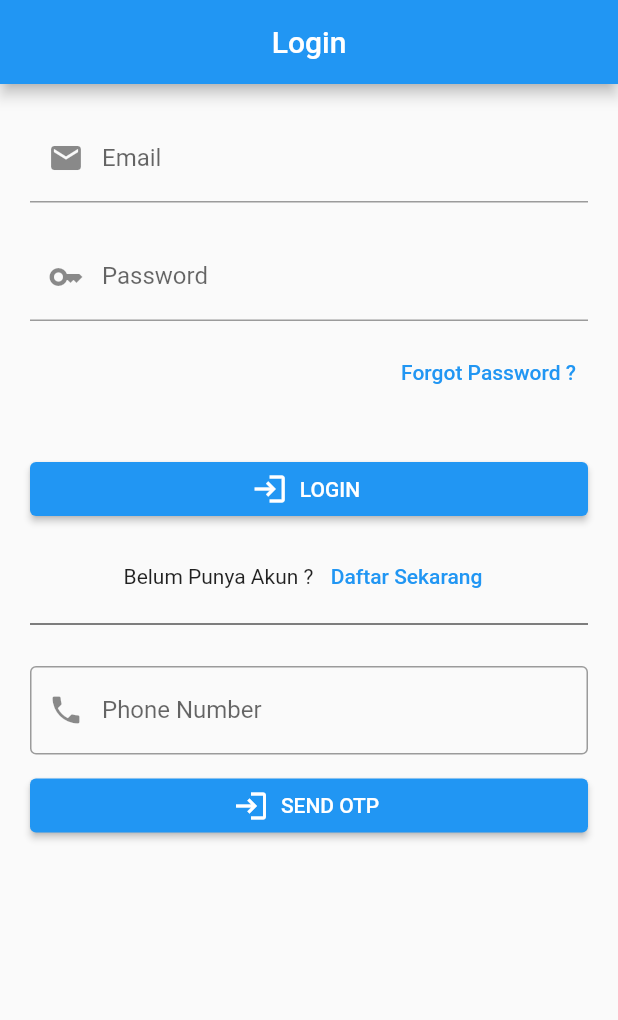
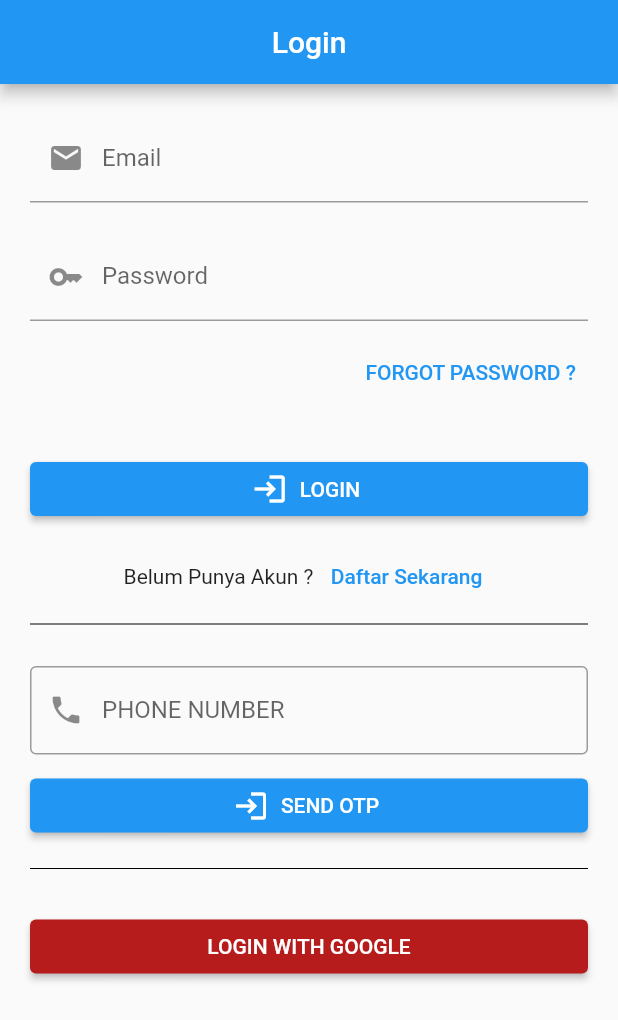
Before and after one commit to angular403/flutter-firebase-getx, a Flutter app: the screen it shows after launch, on a phone screen of 412 x 824 dp. Shown: the top 1020 px of the screen. Run offline on Flutter 3.47's test engine with Material 2 defaults, Android fonts, the light colour scheme and no system bars; our stand-ins replace firebase_auth, firebase_core, get, google_sign_in; accounts and stored records are empty.

Commit message:
add fitur login with google

```diff
--- a/lib/app/modules/login/controllers/login_controller.dart
+++ b/lib/app/modules/login/controllers/login_controller.dart
@@ -8,7 +8,7 @@ class LoginController extends GetxController {
 
   @override
   void onClose() {
-    // TODO: implement onClose
+
     emailC.dispose();
     passC.dispose();
     phoneC.dispose();
--- a/lib/app/modules/login/views/login_view.dart
+++ b/lib/app/modules/login/views/login_view.dart
@@ -49,7 +49,7 @@ class LoginView extends GetView<LoginController> {
                   Get.toNamed(Routes.RESET_PASSWORD);
                 },
                 child: Text(
-                  "Forgot Password ?",
+                  "FORGOT PASSWORD ?",
                 ),
               ),
             ),
@@ -82,7 +82,7 @@ class LoginView extends GetView<LoginController> {
               keyboardType: TextInputType.phone,
               textInputAction: TextInputAction.next,
               decoration: InputDecoration(
-                labelText: "Phone Number",
+                labelText: "PHONE NUMBER",
                 prefixIcon: Icon(Icons.phone),
                 border: OutlineInputBorder(),
               ),
@@ -95,6 +95,18 @@ class LoginView extends GetView<LoginController> {
               icon: Icon(Icons.login),
               label: Text("SEND OTP"),
             ),
+            SizedBox(height: 10),
+            Divider(color: Colors.black),
+            SizedBox(height: 20),
+            ElevatedButton(
+              onPressed: () {
+                authC.loginGoogle();
+              },
+              child: Text("LOGIN WITH GOOGLE"),
+              style: ElevatedButton.styleFrom(
+                primary: Colors.red[900],
+              ),
+            ),
           ],
         ),
       ),
--- a/lib/app/modules/reset_password/controllers/reset_password_controller.dart
+++ b/lib/app/modules/reset_password/controllers/reset_password_controller.dart
@@ -7,7 +7,7 @@ class ResetPasswordController extends GetxController {
 
   @override
   void onClose() {
-    // TODO: implement onClose
+
     emailC.dispose();
     passC.dispose();
     super.onClose();
--- a/lib/app/modules/signup/controllers/signup_controller.dart
+++ b/lib/app/modules/signup/controllers/signup_controller.dart
@@ -7,7 +7,7 @@ class SignupController extends GetxController {
 
   @override
   void onClose() {
-    // TODO: implement onClose
+
     emailC.dispose();
     passC.dispose();
     super.onClose();
--- a/pubspec.yaml
+++ b/pubspec.yaml
@@ -10,6 +10,7 @@ dependencies:
   get: 4.6.1
   firebase_core: 1.15.0
   firebase_auth: 3.3.17
+  google_sign_in: 5.3.0
   flutter:
     sdk: flutter
 
```
Also changed, not shown: lib/app/controllers/auth_controller.dart (+32 -0 lines), lib/app/modules/home/controllers/home_controller.dart (+0 -15 lines), pubspec.lock, 2 other files.
